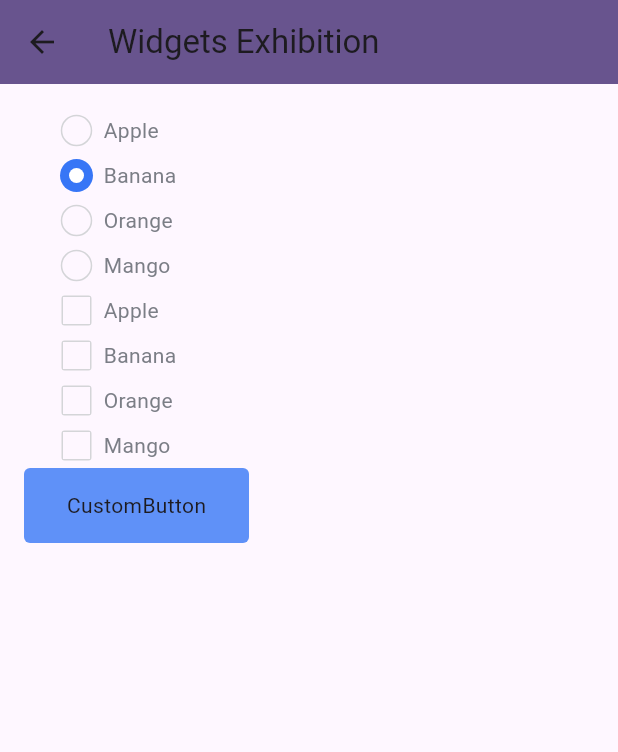
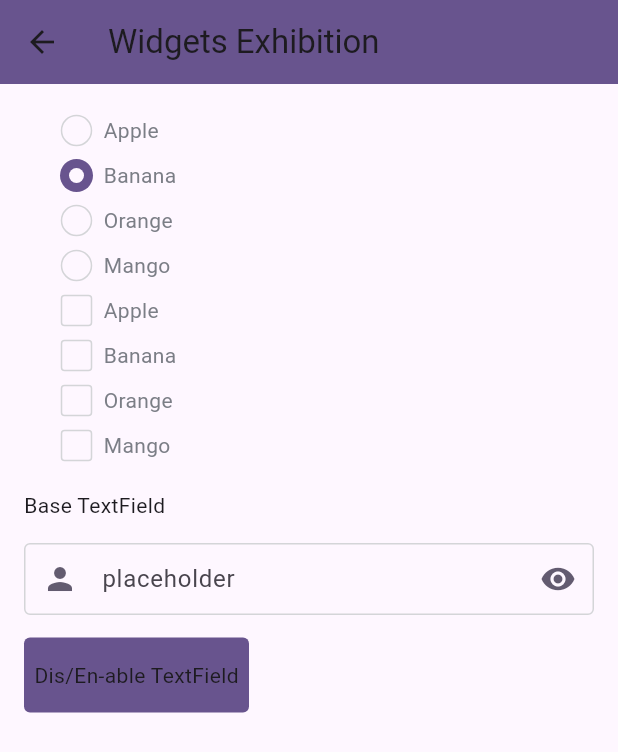
Before and after one commit to etnet-robingeng/test_flutter_package, a Flutter app: the screen it shows after launch, after a tap on "Custom Widgets", on a phone screen of 412 x 824 dp. Shown: the top 752 px of the screen. Run offline on Flutter 3.47's test engine with Material 3 defaults, Android fonts, the phone set to English and light mode, and no system bars; missing offline and left inert: single_child_two_dimensional_scroll_view; Roboto replaces fonts that are missing (PingFang TC, PingFangTC).

Commit message:
add custom InputTextField

```diff
--- a/example/lib/sections/custom_widgets.dart
+++ b/example/lib/sections/custom_widgets.dart
@@ -2,6 +2,7 @@ import 'package:flutter/material.dart';
 import 'package:app_family_materials/customCheckBoxGroup.dart';
 import 'package:app_family_materials/customRadioBtnGroup.dart';
 import 'package:app_family_materials/customButton.dart';
+import 'package:app_family_materials/customInputTextField.dart';
 
 class CustomWidgetsShowPage extends StatefulWidget {
   const CustomWidgetsShowPage({super.key});
@@ -13,14 +14,13 @@ class CustomWidgetsShowPage extends StatefulWidget {
 class _CustomWidgetsShowPageState extends State<CustomWidgetsShowPage> {
   List<String> selectedItems = [];
   String selectedItem = '';
+  String textFieldStr = '';
+  bool isEditable = true;
 
   @override
   Widget build(BuildContext context) {
     return Scaffold(
-      appBar: AppBar(
-        title: const Text('Widgets Exhibition'),
-        backgroundColor: Theme.of(context).colorScheme.primary,
-      ),
+      appBar: AppBar(title: const Text('Widgets Exhibition'), backgroundColor: Theme.of(context).colorScheme.primary),
       body: SingleChildScrollView(
         child: Padding(
           padding: const EdgeInsets.all(16.0),
@@ -44,7 +44,31 @@ class _CustomWidgetsShowPageState extends State<CustomWidgetsShowPage> {
                   });
                 },
               ),
-              CustomButton(onPressed: () {}),
+              SizedBox(height: 15),
+              CustomInputTextField(
+                header: 'Base TextField',
+                hint: 'placeholder',
+                isEditable: isEditable,
+                validator: (String? value) {
+                  if (value != null && value.contains(RegExp(r'\d'))) {
+                    return 'input error';
+                  }
+                  return null;
+                },
+                onChanged: (String? value) {
+                  if (value != null) {
+                    textFieldStr = value;
+                  }
+                },
+              ),
+              CustomButton(
+                strValue: 'Dis/En-able TextField',
+                onPressed: () {
+                  setState(() {
+                    isEditable = !isEditable;
+                  });
+                },
+              ),
             ],
           ),
         ),
--- a/lib/customButton.dart
+++ b/lib/customButton.dart
@@ -10,16 +10,19 @@ class CustomButton extends StatelessWidget {
   final double height;
   final bool loading;
   final double textSize;
+  final String strValue;
 
-  const CustomButton(
-      {super.key,
+  const CustomButton({
+    super.key,
     this.buttonColor = FamilyColors.primary400,
     this.textColor = FamilyColors.primary50,
     required this.onPressed,
     this.width = 150.0,
     this.height = 50.0,
     this.loading = false,
-        this.textSize = 20.0});
+    this.textSize = 20.0,
+    this.strValue = 'CustomButton',
+  });
 
   @override
   Widget build(BuildContext context) {
@@ -28,14 +31,8 @@ class CustomButton extends StatelessWidget {
       child: Container(
         height: height,
         width: width,
-        decoration: BoxDecoration(color: buttonColor, borderRadius: BorderRadius.circular(4)),
-        child: loading
-            ? Center(
-          child: CircularProgressIndicator(),
-        )
-            : Center(
-          child: Text('CustomButton'),
-        ),
+        decoration: BoxDecoration(color: Theme.of(context).primaryColor, borderRadius: BorderRadius.circular(4)),
+        child: loading ? Center(child: CircularProgressIndicator()) : Center(child: Text(strValue)),
       ),
     );
   }
--- a/lib/customCheckBox.dart
+++ b/lib/customCheckBox.dart
@@ -1,36 +1,34 @@
-import 'dart:math';
-
 import 'package:flutter/material.dart';
 import 'package:flutter/rendering.dart';
 import 'package:flutter/scheduler.dart';
 
-import 'family_colors.dart';
-
 class CustomCheckbox extends LeafRenderObjectWidget {
   const CustomCheckbox({
     super.key,
-    this.strokeWidth = 2.0,
+    this.tickWidth = 2.0,
     this.value = false,
-    this.strokeColor = FamilyColors.neutral0,
-    this.fillColor = FamilyColors.primary500,
+    this.canvasColor,
+    this.fillColor,
+    this.tickColor,
     this.radius = 4.0,
     this.onChanged,
   });
 
-  final double strokeWidth; // "tick" width
-  final Color strokeColor; //  "tick" color
+  final double tickWidth; // "tick" width
+  final Color? tickColor; //  "tick" color
+  final Color? canvasColor; //  border color
   final Color? fillColor;
   final bool value;
   final double radius;
   final ValueChanged<bool>? onChanged;
 
-
   @override
   RenderObject createRenderObject(BuildContext context) {
     return RenderCustomCheckbox(
-      strokeWidth,
-      strokeColor,
-      fillColor ?? Theme.of(context).primaryColor,
+      tickWidth,
+      fillColor ?? Theme.of(context).colorScheme.primary,
+      tickColor ?? Theme.of(context).colorScheme.surface,
+      canvasColor ?? Theme.of(context).canvasColor,
       value,
       radius,
       onChanged,
@@ -43,9 +41,10 @@ class CustomCheckbox extends LeafRenderObjectWidget {
       renderObject.animationStatus = value ? AnimationStatus.forward : AnimationStatus.reverse;
     }
     renderObject
-      ..strokeWidth = strokeWidth
-      ..strokeColor = strokeColor
-      ..fillColor = fillColor ?? Theme.of(context).primaryColor
+      ..tickWidth = tickWidth
+      ..fillColor = fillColor ?? Theme.of(context).colorScheme.primary
+      ..tickColor = tickColor ?? Theme.of(context).colorScheme.surface
+      ..canvasColor = canvasColor ?? Theme.of(context).canvasColor
       ..radius = radius
       ..value = value
       ..onChanged = onChanged;
@@ -55,13 +54,22 @@ class CustomCheckbox extends LeafRenderObjectWidget {
 class RenderCustomCheckbox extends RenderBox with RenderObjectAnimationMixin {
   bool value;
   int pointerId = -1;
-  double strokeWidth;
-  Color strokeColor;
+  double tickWidth;
+  Color tickColor;
   Color fillColor;
+  Color canvasColor;
   double radius;
   ValueChanged<bool>? onChanged;
 
-  RenderCustomCheckbox(this.strokeWidth, this.strokeColor, this.fillColor, this.value, this.radius, this.onChanged) {
+  RenderCustomCheckbox(
+    this.tickWidth,
+    this.tickColor,
+    this.fillColor,
+    this.canvasColor,
+    this.value,
+    this.radius,
+    this.onChanged,
+  ) {
     progress = value ? 1 : 0;
   }
 
@@ -78,38 +86,36 @@ class RenderCustomCheckbox extends RenderBox with RenderObjectAnimationMixin {
   }
 
   void _drawBackground(PaintingContext context, Rect rect) {
-    Color color = value ? fillColor : FamilyColors.neutral50;
-    var paint =
-        Paint()
-          ..isAntiAlias = true
-          ..style =
-              PaintingStyle
-                  .fill
-          ..strokeWidth = 1.0
-          ..color = color;
+    final rrect = RRect.fromRectXY(rect, radius, radius);
 
-    final outer = RRect.fromRectXY(rect, radius, radius);
-    var rects = [rect.inflate(-1.0), Rect.fromCenter(center: rect.center, width: 0, height: 0)];
-    var rectProgress = Rect.lerp(rects[0], rects[1], min(progress, bgAnimationInterval) / bgAnimationInterval)!;
+    if (progress > bgAnimationInterval) {
+      final paint =
+          Paint()
+            ..color = fillColor
+            ..isAntiAlias = true
+            ..style = PaintingStyle.fill;
 
-    final inner = RRect.fromRectXY(rectProgress, 0, 0);
-    context.canvas.drawDRRect(outer, inner, paint);
+      context.canvas.drawRRect(rrect, paint);
+    } else {
+      final paint =
+          Paint()
+            ..color = canvasColor
+            ..isAntiAlias = true
+            ..style = PaintingStyle.stroke
+            ..strokeWidth = 1.0;
+
+      context.canvas.drawRRect(rrect, paint);
+    }
   }
 
-  //画 "勾"
   void _drawCheckMark(PaintingContext context, Rect rect) {
-    // 在画好背景后再画前景
     if (progress > bgAnimationInterval) {
-      //确定中间拐点位置
       final secondOffset = Offset(rect.left + rect.width / 2.5, rect.bottom - rect.height / 4);
-      // 第三个点的位置
       final lastOffset = Offset(rect.right - rect.width / 6, rect.top + rect.height / 4);
 
-      // 我们只对第三个点的位置做插值
       final _lastOffset =
           Offset.lerp(secondOffset, lastOffset, (progress - bgAnimationInterval) / (1 - bgAnimationInterval))!;
 
-      // 将三个点连起来
       final path =
           Path()
             ..moveTo(rect.left + rect.width / 7, rect.top + rect.height / 2)
@@ -120,8 +126,8 @@ class RenderCustomCheckbox extends RenderBox with RenderObjectAnimationMixin {
           Paint()
             ..isAntiAlias = true
             ..style = PaintingStyle.stroke
-            ..color = strokeColor
-            ..strokeWidth = strokeWidth;
+            ..color = tickColor
+            ..strokeWidth = tickWidth;
 
       context.canvas.drawPath(path, paint..style = PaintingStyle.stroke);
     }
@@ -129,21 +135,17 @@ class RenderCustomCheckbox extends RenderBox with RenderObjectAnimationMixin {
 
   @override
   void performLayout() {
-    // 如果父组件指定了固定宽高，则使用父组件指定的，否则宽高默认置为 25
     size = constraints.constrain(constraints.isTight ? Size.infinite : const Size(25, 25));
   }
 
-  // 必须置为true，否则不可以响应事件
   @override
   bool hitTestSelf(Offset position) => true;
 
-  // 只有通过点击测试的组件才会调用本方法
   @override
   void handleEvent(PointerEvent event, covariant BoxHitTestEntry entry) {
     if (event.down) {
       pointerId = event.pointer;
     } else if (pointerId == event.pointer) {
-      // 判断手指抬起时是在组件范围内的话才触发onChange
       if (size.contains(event.localPosition)) {
         onChanged?.call(!value);
       }
@@ -155,11 +157,9 @@ mixin RenderObjectAnimationMixin on RenderObject {
   double _progress = 0;
   int? _lastTimeStamp;
 
-  // 动画时长，子类可以重写
   Duration get duration => const Duration(milliseconds: 200);
   AnimationStatus _animationStatus = AnimationStatus.completed;
 
-  // 设置动画状态
   set animationStatus(AnimationStatus v) {
     if (_animationStatus != v) {
       markNeedsPaint();
@@ -175,7 +175,7 @@ mixin RenderObjectAnimationMixin on RenderObject {
 
   @override
   void paint(PaintingContext context, Offset offset) {
-    doPaint(context, offset); // 调用子类绘制逻辑
+    doPaint(context, offset);
     _scheduleAnimation();
   }
 
@@ -185,8 +185,6 @@ mixin RenderObjectAnimationMixin on RenderObject {
         if (_lastTimeStamp != null) {
           double delta = (timeStamp.inMilliseconds - _lastTimeStamp!) / duration.inMilliseconds;
 
-          //在特定情况下，可能在一帧中连续的往frameCallback中添加了多次，导致两次回调时间间隔为0，
-          //这种情况下应该继续请求重绘。
           if (delta == 0) {
             markNeedsPaint();
             return;
@@ -209,6 +207,5 @@ mixin RenderObjectAnimationMixin on RenderObject {
     }
   }
 
-  // 子类实现绘制逻辑的地方
   void doPaint(PaintingContext context, Offset offset);
 }
--- a/lib/customCheckBoxGroup.dart
+++ b/lib/customCheckBoxGroup.dart
@@ -31,7 +31,7 @@ class CustomCheckboxGroupState extends State<CustomCheckboxGroup> {
                     width: 20,
                     height: 20,
                     child: CustomCheckbox(
-                      strokeWidth: 2,
+                      tickWidth: 2,
                       radius: 2,
                       value: selectedItems.contains(item),
                       onChanged: (bool? value) {
--- /dev/null
+++ b/lib/customInputTextField.dart
@@ -0,0 +1,102 @@
+import 'package:app_family_materials/family_colors.dart';
+import 'package:app_family_materials/spaceColumn.dart';
+import 'package:flutter/material.dart';
+
+class CustomInputTextField extends StatefulWidget {
+  final String? header;
+  final String? hint;
+  final Icon? leadIcon;
+  final Icon? actionIcon;
+  final Function(String?) onChanged;
+  final String? Function(String?) validator;
+  final bool isEditable;
+
+  const CustomInputTextField({
+    super.key,
+    this.header,
+    this.hint,
+    this.leadIcon,
+    this.actionIcon,
+    required this.onChanged,
+    required this.validator,
+    required this.isEditable,
+  });
+
+  @override
+  CustomInputTextFieldState createState() => CustomInputTextFieldState();
+}
+
+class CustomInputTextFieldState extends State<CustomInputTextField> {
+  String textValue = '';
+  bool isValid = true;
+
+  //GlobalKey
+  final GlobalKey<FormState> _formKey = GlobalKey<FormState>();
+
+  //FocusNodes
+  final FocusNode _customFocusNode = FocusNode();
+
+  //Form Controllers
+  final TextEditingController _textOneController = TextEditingController();
+
+  @override
+  Widget build(BuildContext context) {
+    Color txtIconColor = widget.isEditable ? Theme.of(context).colorScheme.secondary : FamilyColors.neutral200;
+    return Form(
+      autovalidateMode: AutovalidateMode.onUserInteraction,
+      key: _formKey,
+      child: SpacingColumn(
+        spacing: 15.0,
+        children: [
+          Visibility(visible: widget.header != null, child: Text(widget.header ?? '')),
+          TextFormField(
+            controller: _textOneController,
+            focusNode: _customFocusNode,
+            enabled: widget.isEditable,
+            decoration: InputDecoration(
+              filled: !widget.isEditable,
+              fillColor: FamilyColors.neutral20,
+              contentPadding: EdgeInsets.symmetric(vertical: 12.0, horizontal: 8.0),
+              labelText: widget.hint,
+              counterText: '',
+              prefixIcon: widget.leadIcon ?? Icon(Icons.person, color: txtIconColor),
+              suffixIcon: widget.actionIcon ?? Icon(Icons.remove_red_eye_sharp, color: txtIconColor),
+              border: OutlineInputBorder(
+                borderRadius: BorderRadius.circular(4.0),
+                borderSide: BorderSide(color: Theme.of(context).canvasColor),
+              ),
+              enabledBorder: OutlineInputBorder(
+                borderRadius: BorderRadius.circular(4.0),
+                borderSide: BorderSide(color: Theme.of(context).canvasColor),
+              ),
+              focusedBorder: OutlineInputBorder(
+                borderRadius: BorderRadius.circular(4.0),
+                borderSide: BorderSide(color: Theme.of(context).colorScheme.primary),
+              ),
+              errorBorder: OutlineInputBorder(
+                borderRadius: BorderRadius.circular(4.0),
+                borderSide: BorderSide(color: Theme.of(context).colorScheme.error),
+              ),
+              focusedErrorBorder: OutlineInputBorder(
+                borderRadius: BorderRadius.circular(4.0),
+                borderSide: BorderSide(color: Theme.of(context).colorScheme.error),
+              ),
+              disabledBorder: OutlineInputBorder(
+                borderRadius: BorderRadius.circular(4.0),
+                borderSide: BorderSide(color: Theme.of(context).canvasColor),
+              ),
+            ),
+            validator: widget.validator,
+            onFieldSubmitted: (value) {
+              if (_formKey.currentState!.validate()) {
+                widget.onChanged(value);
+              } else {
+                widget.onChanged(null);
+              }
+            },
+          ),
+        ],
+      ),
+    );
+  }
+}
--- a/lib/customRadioBtnGroup.dart
+++ b/lib/customRadioBtnGroup.dart
@@ -15,7 +15,7 @@ class CustomRadioBtnGroup extends StatefulWidget {
     required this.onSelectionChanged,
     this.defaultValue,
     TextStyle? labelStyle,
-  }) : labelStyle = labelStyle ?? TextStyle(color: FamilyColors.neutral500, fontFamily: 'PingFang TC', fontSize: 14);
+  }) : labelStyle = labelStyle ?? TextStyle(color: FamilyColors.neutral500);
 
   @override
   CustomRadioBtnGroupState createState() => CustomRadioBtnGroupState();
--- a/lib/customRadioButton.dart
+++ b/lib/customRadioButton.dart
@@ -4,27 +4,37 @@ import 'package:flutter/material.dart';
 import 'package:flutter/rendering.dart';
 import 'package:flutter/scheduler.dart';
 
-import 'family_colors.dart';
-
 class CustomRadioButton extends LeafRenderObjectWidget {
   const CustomRadioButton({
     super.key,
     this.strokeWidth = 20.0,
     this.value = false,
-    this.strokeColor = FamilyColors.primary500,
+    this.strokeColor,
+    this.canvasColor,
+    this.centerColor,
     this.radius = 10.0,
     this.onChanged,
   });
 
   final double strokeWidth;
-  final Color strokeColor;
+  final Color? strokeColor;
+  final Color? canvasColor;
+  final Color? centerColor;
   final bool value;
   final double radius;
   final ValueChanged<bool>? onChanged;
 
   @override
   RenderObject createRenderObject(BuildContext context) {
-    return RenderCustomRadioButton(strokeWidth, strokeColor, value, radius, onChanged);
+    return RenderCustomRadioButton(
+      strokeWidth,
+      strokeColor ?? Theme.of(context).colorScheme.primary,
+      canvasColor ?? Theme.of(context).canvasColor,
+      centerColor ?? Theme.of(context).colorScheme.surface,
+      value,
+      radius,
+      onChanged,
+    );
   }
 
   @override
@@ -34,7 +44,9 @@ class CustomRadioButton extends LeafRenderObjectWidget {
     }
     renderObject
       ..strokeWidth = strokeWidth
-      ..strokeColor = strokeColor
+      ..strokeColor = strokeColor ?? Theme.of(context).colorScheme.primary
+      ..canvasColor = canvasColor ?? Theme.of(context).canvasColor
+      ..centerColor = centerColor ?? Theme.of(context).colorScheme.surface
       ..radius = radius
       ..value = value
       ..onChanged = onChanged;
@@ -46,10 +58,20 @@ class RenderCustomRadioButton extends RenderBox with RenderObjectAnimationMixin
   int pointerId = -1;
   double strokeWidth;
   Color strokeColor;
+  Color canvasColor;
+  Color centerColor;
   double radius;
   ValueChanged<bool>? onChanged;
 
-  RenderCustomRadioButton(this.strokeWidth, this.strokeColor, this.value, this.radius, this.onChanged) {
+  RenderCustomRadioButton(
+    this.strokeWidth,
+    this.strokeColor,
+    this.canvasColor,
+    this.centerColor,
+    this.value,
+    this.radius,
+    this.onChanged,
+  ) {
     progress = value ? 1 : 0;
   }
 
@@ -71,7 +93,7 @@ class RenderCustomRadioButton extends RenderBox with RenderObjectAnimationMixin
     if (progress > bgAnimationInterval) {
       final paint =
           Paint()
-            ..color = FamilyColors.primary500
+            ..color = strokeColor
             ..isAntiAlias = true
             ..style = PaintingStyle.fill;
 
@@ -80,7 +102,7 @@ class RenderCustomRadioButton extends RenderBox with RenderObjectAnimationMixin
     } else {
       final paint =
           Paint()
-            ..color = FamilyColors.neutral50
+            ..color = canvasColor
             ..isAntiAlias = true
             ..style = PaintingStyle.stroke
             ..strokeWidth = 1.0;
@@ -95,7 +117,7 @@ class RenderCustomRadioButton extends RenderBox with RenderObjectAnimationMixin
 
       final paint =
           Paint()
-            ..color = FamilyColors.neutral0.withValues(alpha: animationProgress)
+            ..color = centerColor
             ..isAntiAlias = true
             ..style = PaintingStyle.fill;
 
--- a/lib/family_themes.dart
+++ b/lib/family_themes.dart
@@ -29,6 +29,7 @@ class FamilyThemes {
         secondary: FamilyColors.secondary50,
         error: FamilyColors.error50,
       ),
+      canvasColor: FamilyColors.neutral50,
     ),
     warning: FamilyColors.warning50,
     success: FamilyColors.success50,
@@ -44,6 +45,7 @@ class FamilyThemes {
         secondary: FamilyColors.secondary100,
         error: FamilyColors.error100,
       ),
+      canvasColor: FamilyColors.neutral50,
     ),
     warning: FamilyColors.warning100,
     success: FamilyColors.success100,
@@ -59,6 +61,7 @@ class FamilyThemes {
         secondary: FamilyColors.secondary200,
         error: FamilyColors.error200,
       ),
+      canvasColor: FamilyColors.neutral50,
     ),
     warning: FamilyColors.warning200,
     success: FamilyColors.success200,
@@ -74,6 +77,7 @@ class FamilyThemes {
         secondary: FamilyColors.secondary300,
         error: FamilyColors.error300,
       ),
+      canvasColor: FamilyColors.neutral50,
     ),
     warning: FamilyColors.warning300,
     success: FamilyColors.success300,
@@ -89,6 +93,7 @@ class FamilyThemes {
         secondary: FamilyColors.secondary400,
         error: FamilyColors.error400,
       ),
+      canvasColor: FamilyColors.neutral50,
     ),
     warning: FamilyColors.warning400,
     success: FamilyColors.success400,
@@ -104,6 +109,7 @@ class FamilyThemes {
         secondary: FamilyColors.secondary500,
         error: FamilyColors.error500,
       ),
+      canvasColor: FamilyColors.neutral50,
     ),
     warning: FamilyColors.warning500,
     success: FamilyColors.success500,
@@ -119,6 +125,7 @@ class FamilyThemes {
         secondary: FamilyColors.secondary600,
         error: FamilyColors.error600,
       ),
+      canvasColor: FamilyColors.neutral50,
     ),
     warning: FamilyColors.warning600,
     success: FamilyColors.success600,
@@ -134,6 +141,7 @@ class FamilyThemes {
         secondary: FamilyColors.secondary700,
         error: FamilyColors.error700,
       ),
+      canvasColor: FamilyColors.neutral50,
     ),
     warning: FamilyColors.warning700,
     success: FamilyColors.success700,
@@ -149,6 +157,7 @@ class FamilyThemes {
         secondary: FamilyColors.secondary800,
         error: FamilyColors.error800,
       ),
+      canvasColor: FamilyColors.neutral50,
     ),
     warning: FamilyColors.warning800,
     success: FamilyColors.success800,
@@ -164,6 +173,7 @@ class FamilyThemes {
         secondary: FamilyColors.secondary900,
         error: FamilyColors.error900,
       ),
+      canvasColor: FamilyColors.neutral50,
     ),
     warning: FamilyColors.warning900,
     success: FamilyColors.success900,
@@ -174,6 +184,7 @@ class FamilyThemes {
     theme: ThemeData(
       textTheme: textTheme,
       colorScheme: ColorScheme.fromSeed(seedColor: Colors.deepPurple),
+      canvasColor: FamilyColors.neutral50,
     ),
     warning: FamilyColors.warning500,
     success: FamilyColors.success500,
@@ -187,7 +198,9 @@ class FamilyThemes {
       colorScheme: ColorScheme.fromSeed(
         seedColor: Colors.pink,
         brightness: Brightness.dark,
+        primary: FamilyColors.primary500,
       ),
+      canvasColor: FamilyColors.neutral50,
       cardTheme: CardThemeData(
         shape: RoundedRectangleBorder(borderRadius: BorderRadius.circular(4.0)),
       ),
@@ -210,7 +223,9 @@ class FamilyThemes {
       colorScheme: ColorScheme.fromSeed(
         seedColor: Colors.pink,
         brightness: Brightness.dark,
+        primary: FamilyColors.primary500,
         ),
+      canvasColor: FamilyColors.neutral50,
       cardTheme: CardThemeData(
       shape: RoundedRectangleBorder(borderRadius: BorderRadius.circular(4.0)),
     ),
--- a/lib/flutter_family_materials.dart
+++ b/lib/flutter_family_materials.dart
@@ -10,3 +10,4 @@ export 'materialCustomCheckBox.dart';
 export 'customCheckBox.dart';
 export 'customCheckBoxGroup.dart';
 export 'customRadioBtnGroup.dart';
+export 'customInputTextField.dart';
--- /dev/null
+++ b/lib/spaceColumn.dart
@@ -0,0 +1,35 @@
+import 'package:flutter/material.dart';
+
+class SpacingColumn extends StatelessWidget {
+  const SpacingColumn({
+    super.key,
+    required this.children,
+    required this.spacing,
+    this.mainAxisAlignment = MainAxisAlignment.start,
+    this.crossAxisAlignment = CrossAxisAlignment.start,
+    this.mainAxisSize = MainAxisSize.max,
+  });
+
+  final List<Widget> children;
+  final double spacing;
+  final MainAxisAlignment mainAxisAlignment;
+  final CrossAxisAlignment crossAxisAlignment;
+  final MainAxisSize mainAxisSize;
+
+  @override
+  Widget build(BuildContext context) {
+    final List<Widget> columnChildren = <Widget>[];
+
+    for (final Widget child in children) {
+      columnChildren.add(child);
+      columnChildren.add(SizedBox(height: spacing));
+    }
+
+    return Column(
+      mainAxisAlignment: mainAxisAlignment,
+      crossAxisAlignment: crossAxisAlignment,
+      mainAxisSize: mainAxisSize,
+      children: columnChildren,
+    );
+  }
+}
```
Also changed, not shown: example/pubspec.lock. Lines whose indentation alone changed are shown as unchanged.
